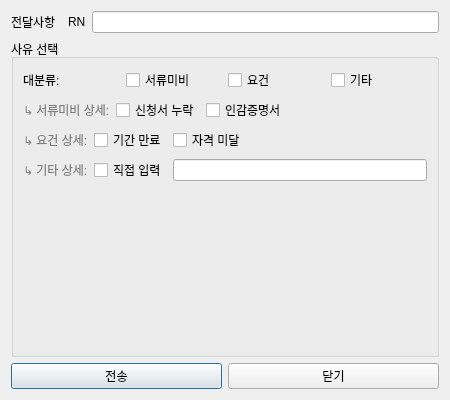
First picture: the form in ui/special_note_dialog.ui, repository Glen-Lee-glitch/new_viewer, before the edit.
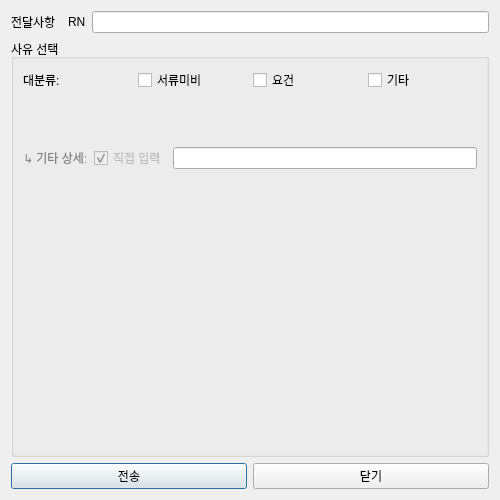
Second picture: the form after the edit.

Commit message: feat: 전달사항 창 항목 상세화

Patch:
```diff
--- a/ui/special_note_dialog.ui
+++ b/ui/special_note_dialog.ui
@@ -6,8 +6,8 @@
    <rect>
     <x>0</x>
     <y>0</y>
-    <width>450</width>
-    <height>400</height>
+    <width>500</width>
+    <height>500</height>
    </rect>
   </property>
   <property name="windowTitle">
@@ -88,57 +88,10 @@
         <property name="visible">
          <bool>false</bool>
         </property>
-        <layout class="QHBoxLayout" name="horizontalLayout_missing">
-         <property name="leftMargin">
-          <number>0</number>
-         </property>
-         <property name="topMargin">
-          <number>0</number>
-         </property>
-         <property name="rightMargin">
-          <number>0</number>
-         </property>
-         <property name="bottomMargin">
-          <number>0</number>
-         </property>
-         <item>
-          <widget class="QLabel" name="label_missing">
-           <property name="text">
-            <string>↳ 서류미비 상세:</string>
-           </property>
-           <property name="styleSheet">
-            <string>color: gray;</string>
-           </property>
-          </widget>
-         </item>
-         <item>
-          <widget class="QCheckBox" name="cb_missing_1">
-           <property name="text">
-            <string>신청서 누락</string>
-           </property>
-          </widget>
-         </item>
-         <item>
-          <widget class="QCheckBox" name="cb_missing_2">
-           <property name="text">
-            <string>인감증명서</string>
-           </property>
-          </widget>
-         </item>
-         <item>
-          <spacer name="horizontalSpacer_1">
-           <property name="orientation">
-            <enum>Qt::Orientation::Horizontal</enum>
-           </property>
-           <property name="sizeHint" stdset="0">
-            <size>
-             <width>40</width>
-             <height>20</height>
-            </size>
-           </property>
-          </spacer>
-         </item>
-        </layout>
+        <property name="frameShape">
+         <enum>QFrame::Shape::NoFrame</enum>
+        </property>
+        <layout class="QGridLayout" name="gridLayout_missing"/>
        </widget>
       </item>
       <item>
@@ -146,57 +99,10 @@
         <property name="visible">
          <bool>false</bool>
         </property>
-        <layout class="QHBoxLayout" name="horizontalLayout_req">
-         <property name="leftMargin">
-          <number>0</number>
-         </property>
-         <property name="topMargin">
-          <number>0</number>
-         </property>
-         <property name="rightMargin">
-          <number>0</number>
-         </property>
-         <property name="bottomMargin">
-          <number>0</number>
-         </property>
-         <item>
-          <widget class="QLabel" name="label_req">
-           <property name="text">
-            <string>↳ 요건 상세:</string>
-           </property>
-           <property name="styleSheet">
-            <string>color: gray;</string>
-           </property>
-          </widget>
-         </item>
-         <item>
-          <widget class="QCheckBox" name="cb_req_1">
-           <property name="text">
-            <string>기간 만료</string>
-           </property>
-          </widget>
-         </item>
-         <item>
-          <widget class="QCheckBox" name="cb_req_2">
-           <property name="text">
-            <string>자격 미달</string>
-           </property>
-          </widget>
-         </item>
-         <item>
-          <spacer name="horizontalSpacer_2">
-           <property name="orientation">
-            <enum>Qt::Orientation::Horizontal</enum>
-           </property>
-           <property name="sizeHint" stdset="0">
-            <size>
-             <width>40</width>
-             <height>20</height>
-            </size>
-           </property>
-          </spacer>
-         </item>
-        </layout>
+        <property name="frameShape">
+         <enum>QFrame::Shape::NoFrame</enum>
+        </property>
+        <layout class="QGridLayout" name="gridLayout_req"/>
        </widget>
       </item>
       <item>
@@ -204,6 +110,9 @@
         <property name="visible">
          <bool>false</bool>
         </property>
+        <property name="frameShape">
+         <enum>QFrame::Shape::NoFrame</enum>
+        </property>
         <layout class="QHBoxLayout" name="horizontalLayout_other">
          <property name="leftMargin">
           <number>0</number>
@@ -232,6 +141,12 @@
            <property name="text">
             <string>직접 입력</string>
            </property>
+           <property name="checked">
+            <bool>true</bool>
+           </property>
+           <property name="enabled">
+            <bool>false</bool>
+           </property>
           </widget>
          </item>
          <item>
```
The commit also changes 1 other file.
